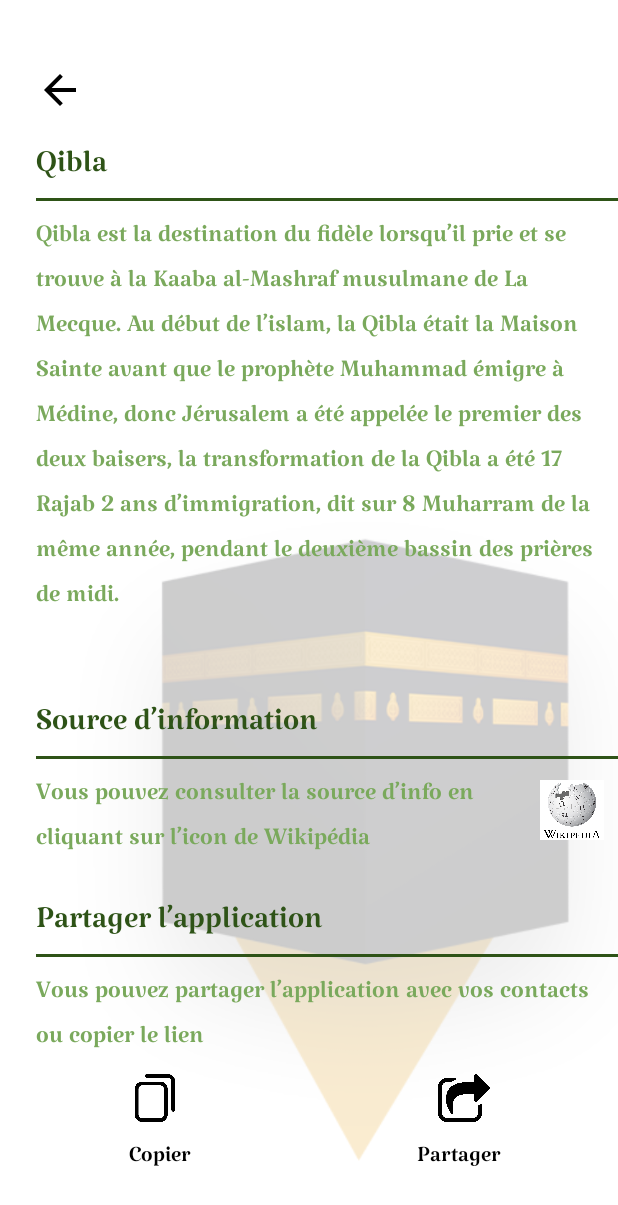
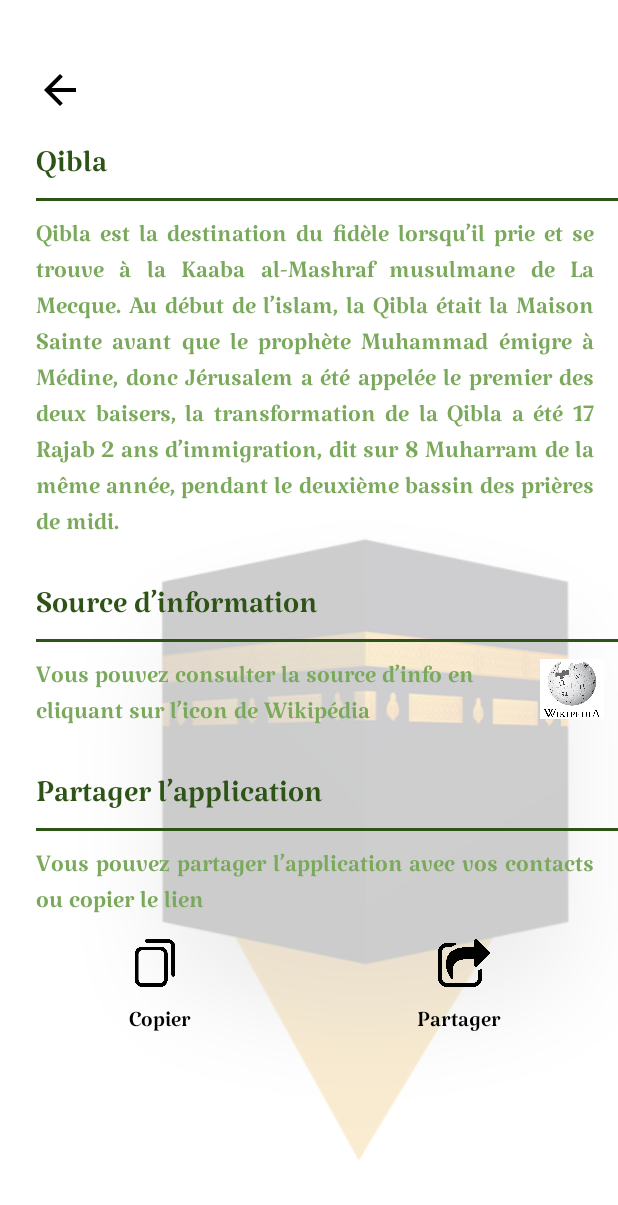
Before and after one commit to tahajadid/TijahQibla-Compose, an Android app built with Jetpack Compose: the SettingsScreen screen opened through its navigation route, after a tap on "shareIcon", on a phone screen of 412 x 824 dp. Shown: the top 1205 px of the screen. Run offline under Robolectric (Android 15) with nearby library versions, the phone set to English and light mode, and no system bars; our stand-ins replace Dagger/Hilt's generated code, accompanist.

Commit message:
Clean code

```diff
--- a/app/src/main/java/com/tahadeta/qiblatijah/MainActivity.kt
+++ b/app/src/main/java/com/tahadeta/qiblatijah/MainActivity.kt
@@ -23,6 +23,7 @@ import com.tahadeta.qiblatijah.ui.navigation.DefaultNavHost
 import com.tahadeta.qiblatijah.ui.theme.QiblaTijahTheme
 import android.os.LocaleList
 import android.provider.Settings
+import android.text.Html
 import android.util.Log
 import android.widget.Toast
 import androidx.compose.animation.ExperimentalAnimationApi
@@ -221,19 +222,20 @@ class MainActivity : ComponentActivity(), SensorEventListener {
         try {
             val shareIntent = Intent(Intent.ACTION_SEND)
             shareIntent.type = "text/plain"
+            val sharingMessage = getString(R.string.sharing_message)
             shareIntent.putExtra(Intent.EXTRA_SUBJECT, "TIJAH QIBLA")
-            var shareMessage = "\nJe te recommande cette application\n\n"
+            var shareMessage = "$sharingMessage\n"
             val link = APP_LINK
             shareMessage =
                 """
                 $shareMessage $link
                     """.trimIndent()
             shareIntent.putExtra(Intent.EXTRA_TEXT, shareMessage)
-            startActivity(Intent.createChooser(shareIntent, "choose one"))
+            startActivity(Intent.createChooser(shareIntent, ""))
         } catch (e: Exception) {
-            // e.toString();
+            Log.e("ShareLink", "Error sharing link", e)
+            Toast.makeText(this, "Error sharing link", Toast.LENGTH_SHORT).show()
         }
-
     }
 
     /**
@@ -242,7 +244,7 @@ class MainActivity : ComponentActivity(), SensorEventListener {
     fun copyAppLink(){
         val clipboardManager = this.getSystemService(CLIPBOARD_SERVICE) as ClipboardManager
         val clipData = ClipData.newPlainText("label", APP_LINK)
-        Toast.makeText(this.applicationContext, "text copié", Toast.LENGTH_SHORT).show()
+        Toast.makeText(this.applicationContext, R.string.copied_message, Toast.LENGTH_SHORT).show()
         clipboardManager.setPrimaryClip(clipData)
     }
 
--- a/app/src/main/java/com/tahadeta/qiblatijah/ui/screens/SettingsScreen.kt
+++ b/app/src/main/java/com/tahadeta/qiblatijah/ui/screens/SettingsScreen.kt
@@ -184,7 +184,7 @@ fun SettingsScreen(
                          */
 
                         // add location permission section
-                        AddSpace(30)
+                        if(!areLocationPermissionsGranted())AddSpace(30)
                         LocationSettingsSection(!areLocationPermissionsGranted())
 
 
@@ -305,7 +305,7 @@ fun SourceInfoSection(){
             fontFamily = katibehRegular,
             fontSize = 22.sp,
             style = TextStyle(
-                lineHeight = 30.sp
+                lineHeight = 24.sp
             )
         )
 
@@ -336,10 +336,11 @@ fun ShareAppSection(){
             modifier = Modifier
                 .padding(start = 24.dp, end = 16.dp, top = 16.dp),
             color = ColorCorrect,
+            textAlign = TextAlign.Justify,
             fontFamily = katibehRegular,
             fontSize = 22.sp,
             style = TextStyle(
-                lineHeight = 30.sp
+                lineHeight = 24.sp
             )
         )
 
@@ -389,7 +390,7 @@ fun ShareAppSection(){
                 fontFamily = katibehRegular,
                 fontSize = 20.sp,
                 style = TextStyle(
-                    lineHeight = 30.sp
+                    lineHeight = 24.sp
                 )
             )
 
@@ -404,7 +405,7 @@ fun ShareAppSection(){
                 fontFamily = katibehRegular,
                 fontSize = 20.sp,
                 style = TextStyle(
-                    lineHeight = 30.sp
+                    lineHeight = 24.sp
                 )
             )
         }
@@ -421,10 +422,11 @@ fun CorrectQiblaDescription(){
         text = stringResource(id = R.string.settings_qibla_description),
         modifier = Modifier.padding(start = 24.dp, end = 16.dp, top = 16.dp),
         color = ColorCorrect,
+        textAlign = TextAlign.Justify,
         fontFamily = katibehRegular,
         fontSize = 22.sp,
         style = TextStyle(
-            lineHeight = 30.sp
+            lineHeight = 24.sp
         )
     )
 }
--- a/app/src/main/java/com/tahadeta/qiblatijah/utils/Constants.kt
+++ b/app/src/main/java/com/tahadeta/qiblatijah/utils/Constants.kt
@@ -2,7 +2,6 @@ package com.tahadeta.qiblatijah.utils
 
 object Constants {
     const val COMPASS_CENTER_TOP_POSITION = 270
-    const val COMPASS_QIBLA = 93
 
     // Kaaba coordinates
     const val KAABA_LAT = 21.4225
@@ -10,5 +9,4 @@ object Constants {
 
     const val WIKIPEDIA_LINK = "https://fr.wikipedia.org/wiki/Qibla"
     const val APP_LINK = "https://play.google.com/store/apps/details?id=com.tahadeta.qiblatijah"
-
 }
--- a/app/src/main/res/values/strings.xml
+++ b/app/src/main/res/values/strings.xml
@@ -41,6 +41,12 @@
     <string name="settings_sharing_title">Partager l’application</string>
     <string name="settings_sharing_description">Vous pouvez partager l’application avec vos contacts ou copier le lien</string>
 
+    <string name="share_recommendation">Je te recommande cette application</string>
+    <string name="share_chooser_title">Choose an app to share</string>
+
+    <string name="sharing_message">Je te recommande cette application</string>
+    <string name="copied_message">Text copié</string>
+
     <string name="lang_ar">العربية</string>
     <string name="lang_fr">Français</string>
 
```
Also changed, not shown: 1 other file.
